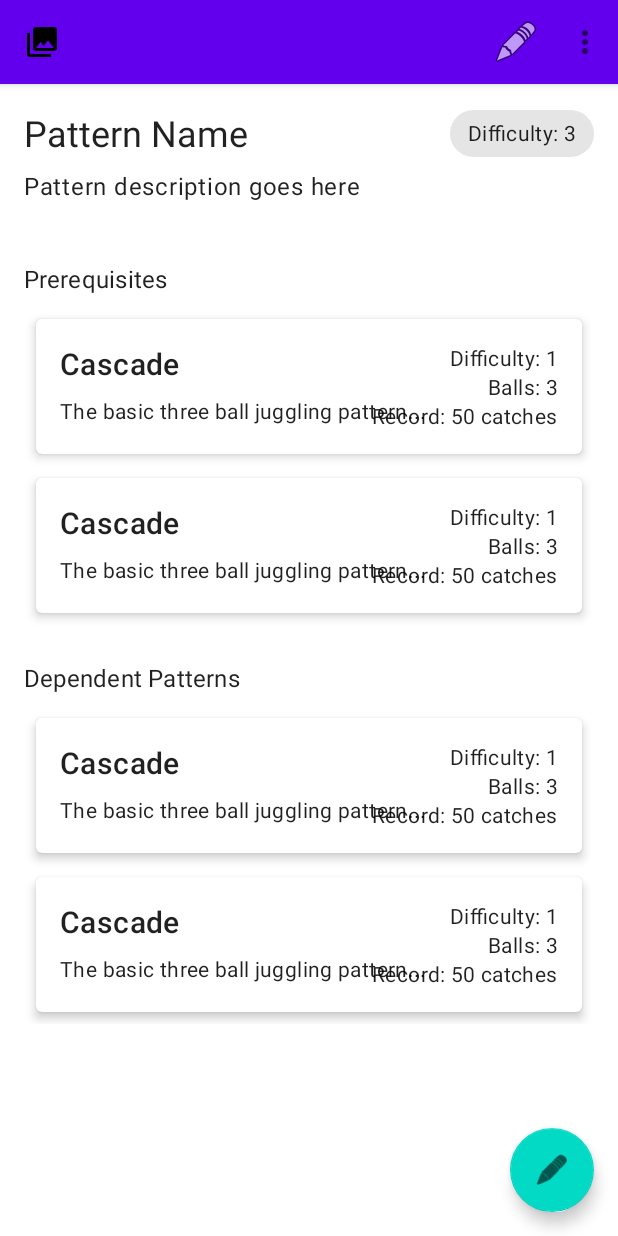
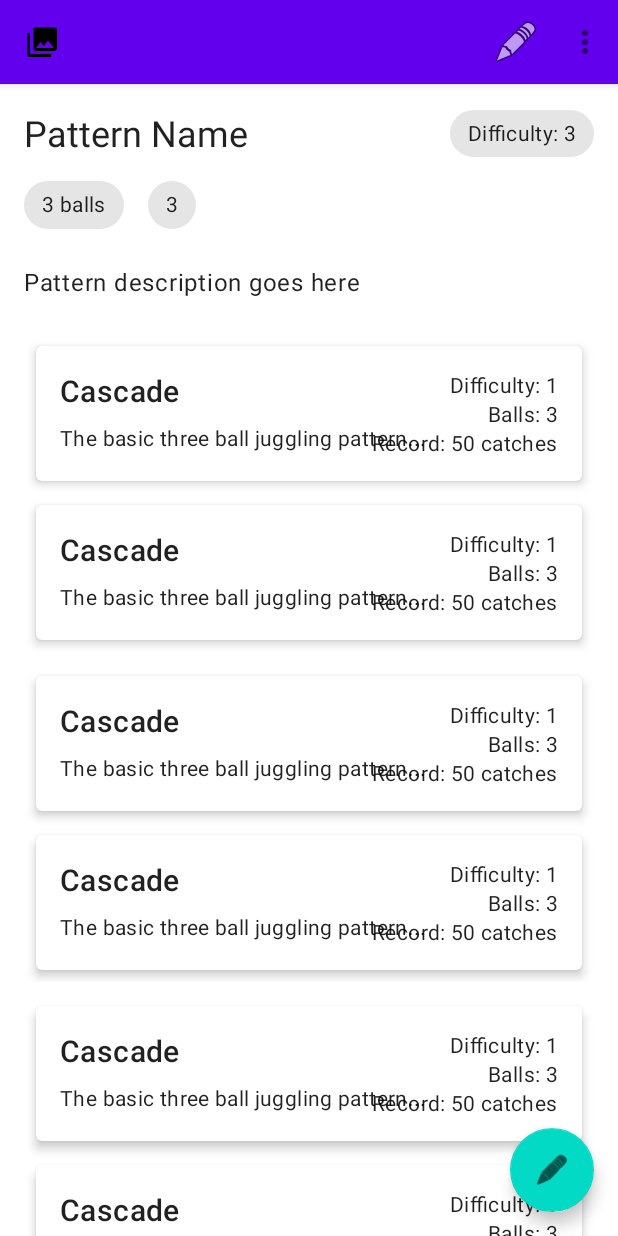
Before and after one commit to tjthejuggler/JugCoach, an Android app: the layout fragment_pattern_details.xml on its own in the app's theme, with its tools: preview values and no code run, on a phone screen of 412 x 824 dp. Run offline under Robolectric (Android 15) with nearby library versions, the phone set to English and light mode, and no system bars.

Commit message:
pattern list and pattern screens are improved

```diff
--- a/app/src/main/java/com/example/jugcoach/MainActivity.kt
+++ b/app/src/main/java/com/example/jugcoach/MainActivity.kt
@@ -1,6 +1,7 @@
 package com.example.jugcoach
 
 import android.os.Bundle
+import dagger.hilt.android.AndroidEntryPoint
 import android.view.Menu
 import com.google.android.material.snackbar.Snackbar
 import com.google.android.material.navigation.NavigationView
@@ -13,6 +14,7 @@ import androidx.drawerlayout.widget.DrawerLayout
 import androidx.appcompat.app.AppCompatActivity
 import com.example.jugcoach.databinding.ActivityMainBinding
 
+@AndroidEntryPoint
 class MainActivity : AppCompatActivity() {
 
     private lateinit var appBarConfiguration: AppBarConfiguration
--- a/app/src/main/java/com/example/jugcoach/ui/adapters/PatternAdapter.kt
+++ b/app/src/main/java/com/example/jugcoach/ui/adapters/PatternAdapter.kt
@@ -39,7 +39,7 @@ class PatternAdapter(
                 // Show pattern info
                 patternDifficulty.text = pattern.difficulty?.let { "Difficulty: $it" } ?: "Difficulty: -"
                 patternBalls.text = pattern.num?.let { "Balls: $it" } ?: "Balls: -"
-                patternRecord.text = pattern.record?.let { "Record: ${it.catches} catches" } ?: "Record: -"
+                patternRecord.text = pattern.record?.let { "Record: ${it.catches}c" } ?: "Record: -"
 
                 root.setOnClickListener { onPatternClick(pattern) }
             }
--- a/app/src/main/res/layout/fragment_pattern_details.xml
+++ b/app/src/main/res/layout/fragment_pattern_details.xml
@@ -48,16 +48,58 @@
                 app:layout_constraintBottom_toBottomOf="@id/pattern_name"
                 tools:text="Difficulty: 3" />
 
+            <com.google.android.material.chip.Chip
+                android:id="@+id/num_chip"
+                android:layout_width="wrap_content"
+                android:layout_height="wrap_content"
+                android:layout_marginTop="8dp"
+                app:layout_constraintStart_toStartOf="parent"
+                app:layout_constraintTop_toBottomOf="@id/pattern_name"
+                tools:text="3 balls" />
+
+            <com.google.android.material.chip.Chip
+                android:id="@+id/siteswap_chip"
+                android:layout_width="wrap_content"
+                android:layout_height="wrap_content"
+                android:layout_marginStart="8dp"
+                app:layout_constraintStart_toEndOf="@id/num_chip"
+                app:layout_constraintTop_toTopOf="@id/num_chip"
+                tools:text="3" />
+
             <TextView
                 android:id="@+id/pattern_description"
                 android:layout_width="0dp"
                 android:layout_height="wrap_content"
-                android:layout_marginTop="8dp"
+                android:layout_marginTop="16dp"
                 android:textAppearance="?attr/textAppearanceBody1"
                 app:layout_constraintEnd_toEndOf="parent"
                 app:layout_constraintStart_toStartOf="parent"
-                app:layout_constraintTop_toBottomOf="@id/pattern_name"
+                app:layout_constraintTop_toBottomOf="@id/num_chip"
                 tools:text="Pattern description goes here" />
+
+            <com.google.android.material.button.MaterialButton
+                android:id="@+id/video_button"
+                style="@style/Widget.MaterialComponents.Button.TextButton"
+                android:layout_width="wrap_content"
+                android:layout_height="wrap_content"
+                android:layout_marginTop="8dp"
+                android:text="Watch Video"
+                android:visibility="gone"
+                app:icon="@android:drawable/ic_media_play"
+                app:layout_constraintStart_toStartOf="parent"
+                app:layout_constraintTop_toBottomOf="@id/pattern_description" />
+
+            <com.google.android.material.button.MaterialButton
+                android:id="@+id/url_button"
+                style="@style/Widget.MaterialComponents.Button.TextButton"
+                android:layout_width="wrap_content"
+                android:layout_height="wrap_content"
+                android:layout_marginStart="8dp"
+                android:text="Learn More"
+                android:visibility="gone"
+                app:icon="@android:drawable/ic_menu_info_details"
+                app:layout_constraintStart_toEndOf="@id/video_button"
+                app:layout_constraintTop_toTopOf="@id/video_button" />
 
             <com.google.android.material.chip.ChipGroup
                 android:id="@+id/tags_group"
@@ -75,6 +117,7 @@
                 android:layout_marginTop="24dp"
                 android:text="Prerequisites"
                 android:textAppearance="?attr/textAppearanceSubtitle1"
+                android:visibility="gone"
                 app:layout_constraintStart_toStartOf="parent"
                 app:layout_constraintTop_toBottomOf="@id/tags_group" />
 
@@ -98,6 +141,7 @@
                 android:layout_marginTop="24dp"
                 android:text="Dependent Patterns"
                 android:textAppearance="?attr/textAppearanceSubtitle1"
+                android:visibility="gone"
                 app:layout_constraintStart_toStartOf="parent"
                 app:layout_constraintTop_toBottomOf="@id/prerequisites_list" />
 
@@ -111,6 +155,30 @@
                 app:layout_constraintEnd_toEndOf="parent"
                 app:layout_constraintStart_toStartOf="parent"
                 app:layout_constraintTop_toBottomOf="@id/dependents_label"
+                tools:itemCount="2"
+                tools:listitem="@layout/item_pattern" />
+
+            <TextView
+                android:id="@+id/related_label"
+                android:layout_width="wrap_content"
+                android:layout_height="wrap_content"
+                android:layout_marginTop="24dp"
+                android:text="Related Patterns"
+                android:textAppearance="?attr/textAppearanceSubtitle1"
+                android:visibility="gone"
+                app:layout_constraintStart_toStartOf="parent"
+                app:layout_constraintTop_toBottomOf="@id/dependents_list" />
+
+            <androidx.recyclerview.widget.RecyclerView
+                android:id="@+id/related_list"
+                android:layout_width="0dp"
+                android:layout_height="wrap_content"
+                android:layout_marginTop="8dp"
+                android:nestedScrollingEnabled="false"
+                app:layoutManager="androidx.recyclerview.widget.LinearLayoutManager"
+                app:layout_constraintEnd_toEndOf="parent"
+                app:layout_constraintStart_toStartOf="parent"
+                app:layout_constraintTop_toBottomOf="@id/related_label"
                 tools:itemCount="2"
                 tools:listitem="@layout/item_pattern" />
 
--- a/app/src/main/res/layout/item_pattern.xml
+++ b/app/src/main/res/layout/item_pattern.xml
@@ -17,7 +17,8 @@
             android:layout_width="0dp"
             android:layout_height="wrap_content"
             android:textAppearance="?attr/textAppearanceHeadline6"
-            app:layout_constraintEnd_toStartOf="@id/pattern_difficulty"
+            android:layout_marginEnd="8dp"
+            app:layout_constraintEnd_toStartOf="@id/pattern_info"
             app:layout_constraintStart_toStartOf="parent"
             app:layout_constraintTop_toTopOf="parent"
             tools:text="Cascade" />
```
Also changed, not shown: app/src/main/java/com/example/jugcoach/data/dao/PatternDao.kt (+3 -7 lines), app/src/main/java/com/example/jugcoach/ui/details/PatternDetailsFragment.kt (+51 -0 lines), app/src/main/java/com/example/jugcoach/ui/details/PatternDetailsViewModel.kt (+9 -0 lines), app/src/main/res/values/strings.xml (+9 -1 lines).
